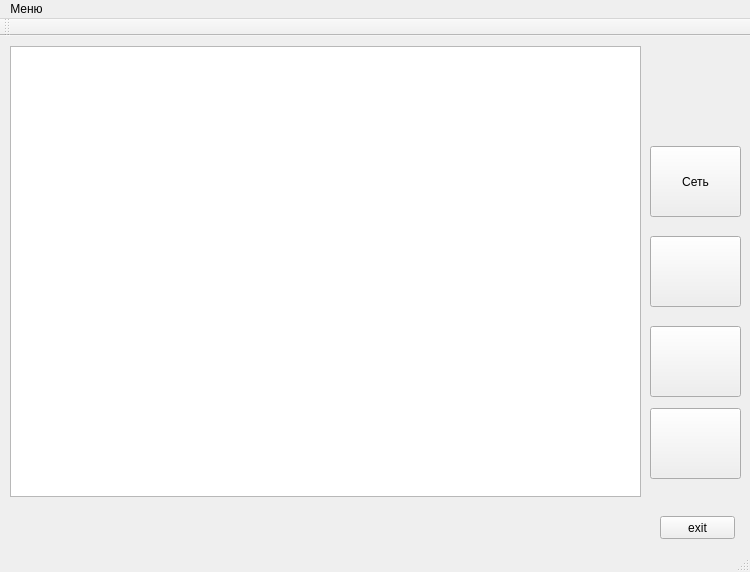
Before: the Qt Designer form vns_kma/mainwindow.ui in kio2145/vns_kma, drawn with Qt 5.
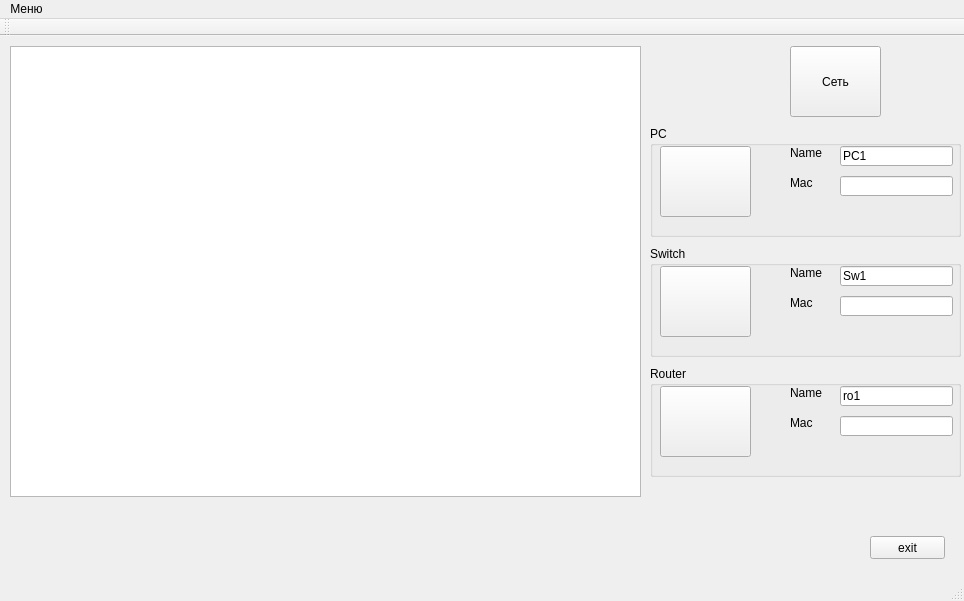
After: the same form once the commit is applied.

Commit message: add class pc,switch,router

```diff
--- a/vns_kma/mainwindow.ui
+++ b/vns_kma/mainwindow.ui
@@ -6,8 +6,8 @@
    <rect>
     <x>0</x>
     <y>0</y>
-    <width>750</width>
-    <height>572</height>
+    <width>964</width>
+    <height>601</height>
    </rect>
   </property>
   <property name="windowTitle">
@@ -27,24 +27,11 @@
      </rect>
     </property>
    </widget>
-   <widget class="QPushButton" name="pushButton">
-    <property name="geometry">
-     <rect>
-      <x>650</x>
-      <y>372</y>
-      <width>91</width>
-      <height>71</height>
-     </rect>
-    </property>
-    <property name="text">
-     <string/>
-    </property>
-   </widget>
    <widget class="QPushButton" name="pushButton_2">
     <property name="geometry">
      <rect>
-      <x>660</x>
-      <y>480</y>
+      <x>870</x>
+      <y>500</y>
       <width>75</width>
       <height>23</height>
      </rect>
@@ -53,37 +40,11 @@
      <string>exit</string>
     </property>
    </widget>
-   <widget class="QPushButton" name="pushButton_3">
-    <property name="geometry">
-     <rect>
-      <x>650</x>
-      <y>290</y>
-      <width>91</width>
-      <height>71</height>
-     </rect>
-    </property>
-    <property name="text">
-     <string/>
-    </property>
-   </widget>
-   <widget class="QPushButton" name="pushButton_4">
-    <property name="geometry">
-     <rect>
-      <x>650</x>
-      <y>200</y>
-      <width>91</width>
-      <height>71</height>
-     </rect>
-    </property>
-    <property name="text">
-     <string/>
-    </property>
-   </widget>
    <widget class="QPushButton" name="pushButton_5">
     <property name="geometry">
      <rect>
-      <x>650</x>
-      <y>110</y>
+      <x>790</x>
+      <y>10</y>
       <width>91</width>
       <height>71</height>
      </rect>
@@ -92,13 +53,238 @@
      <string>Сеть</string>
     </property>
    </widget>
+   <widget class="QGroupBox" name="groupBox">
+    <property name="geometry">
+     <rect>
+      <x>650</x>
+      <y>90</y>
+      <width>311</width>
+      <height>111</height>
+     </rect>
+    </property>
+    <property name="title">
+     <string>PC</string>
+    </property>
+    <widget class="QPushButton" name="pushButton_4">
+     <property name="geometry">
+      <rect>
+       <x>10</x>
+       <y>20</y>
+       <width>91</width>
+       <height>71</height>
+      </rect>
+     </property>
+     <property name="text">
+      <string/>
+     </property>
+    </widget>
+    <widget class="QLineEdit" name="lineEdit">
+     <property name="geometry">
+      <rect>
+       <x>190</x>
+       <y>20</y>
+       <width>113</width>
+       <height>20</height>
+      </rect>
+     </property>
+     <property name="text">
+      <string>PC1</string>
+     </property>
+    </widget>
+    <widget class="QLabel" name="label">
+     <property name="geometry">
+      <rect>
+       <x>140</x>
+       <y>20</y>
+       <width>46</width>
+       <height>13</height>
+      </rect>
+     </property>
+     <property name="text">
+      <string>Name</string>
+     </property>
+    </widget>
+    <widget class="QLineEdit" name="lineEdit_2">
+     <property name="geometry">
+      <rect>
+       <x>190</x>
+       <y>50</y>
+       <width>113</width>
+       <height>20</height>
+      </rect>
+     </property>
+    </widget>
+    <widget class="QLabel" name="label_2">
+     <property name="geometry">
+      <rect>
+       <x>140</x>
+       <y>50</y>
+       <width>46</width>
+       <height>13</height>
+      </rect>
+     </property>
+     <property name="text">
+      <string>Mac</string>
+     </property>
+    </widget>
+   </widget>
+   <widget class="QGroupBox" name="groupBox_2">
+    <property name="geometry">
+     <rect>
+      <x>650</x>
+      <y>210</y>
+      <width>311</width>
+      <height>111</height>
+     </rect>
+    </property>
+    <property name="title">
+     <string>Switch</string>
+    </property>
+    <widget class="QLineEdit" name="lineEdit_3">
+     <property name="geometry">
+      <rect>
+       <x>190</x>
+       <y>20</y>
+       <width>113</width>
+       <height>20</height>
+      </rect>
+     </property>
+     <property name="text">
+      <string>Sw1</string>
+     </property>
+    </widget>
+    <widget class="QLabel" name="label_3">
+     <property name="geometry">
+      <rect>
+       <x>140</x>
+       <y>20</y>
+       <width>46</width>
+       <height>13</height>
+      </rect>
+     </property>
+     <property name="text">
+      <string>Name</string>
+     </property>
+    </widget>
+    <widget class="QLineEdit" name="lineEdit_4">
+     <property name="geometry">
+      <rect>
+       <x>190</x>
+       <y>50</y>
+       <width>113</width>
+       <height>20</height>
+      </rect>
+     </property>
+    </widget>
+    <widget class="QLabel" name="label_4">
+     <property name="geometry">
+      <rect>
+       <x>140</x>
+       <y>50</y>
+       <width>46</width>
+       <height>13</height>
+      </rect>
+     </property>
+     <property name="text">
+      <string>Mac</string>
+     </property>
+    </widget>
+    <widget class="QPushButton" name="pushButton_3">
+     <property name="geometry">
+      <rect>
+       <x>10</x>
+       <y>20</y>
+       <width>91</width>
+       <height>71</height>
+      </rect>
+     </property>
+     <property name="text">
+      <string/>
+     </property>
+    </widget>
+   </widget>
+   <widget class="QGroupBox" name="groupBox_3">
+    <property name="geometry">
+     <rect>
+      <x>650</x>
+      <y>330</y>
+      <width>311</width>
+      <height>111</height>
+     </rect>
+    </property>
+    <property name="title">
+     <string>Router</string>
+    </property>
+    <widget class="QLineEdit" name="lineEdit_5">
+     <property name="geometry">
+      <rect>
+       <x>190</x>
+       <y>20</y>
+       <width>113</width>
+       <height>20</height>
+      </rect>
+     </property>
+     <property name="text">
+      <string>ro1</string>
+     </property>
+    </widget>
+    <widget class="QLabel" name="label_5">
+     <property name="geometry">
+      <rect>
+       <x>140</x>
+       <y>20</y>
+       <width>46</width>
+       <height>13</height>
+      </rect>
+     </property>
+     <property name="text">
+      <string>Name</string>
+     </property>
+    </widget>
+    <widget class="QLineEdit" name="lineEdit_6">
+     <property name="geometry">
+      <rect>
+       <x>190</x>
+       <y>50</y>
+       <width>113</width>
+       <height>20</height>
+      </rect>
+     </property>
+    </widget>
+    <widget class="QLabel" name="label_6">
+     <property name="geometry">
+      <rect>
+       <x>140</x>
+       <y>50</y>
+       <width>46</width>
+       <height>13</height>
+      </rect>
+     </property>
+     <property name="text">
+      <string>Mac</string>
+     </property>
+    </widget>
+    <widget class="QPushButton" name="pushButton">
+     <property name="geometry">
+      <rect>
+       <x>10</x>
+       <y>20</y>
+       <width>91</width>
+       <height>71</height>
+      </rect>
+     </property>
+     <property name="text">
+      <string/>
+     </property>
+    </widget>
+   </widget>
   </widget>
   <widget class="QMenuBar" name="menuBar">
    <property name="geometry">
     <rect>
      <x>0</x>
      <y>0</y>
-     <width>750</width>
+     <width>964</width>
      <height>21</height>
     </rect>
    </property>
```
The commit also changes 7 other files.
